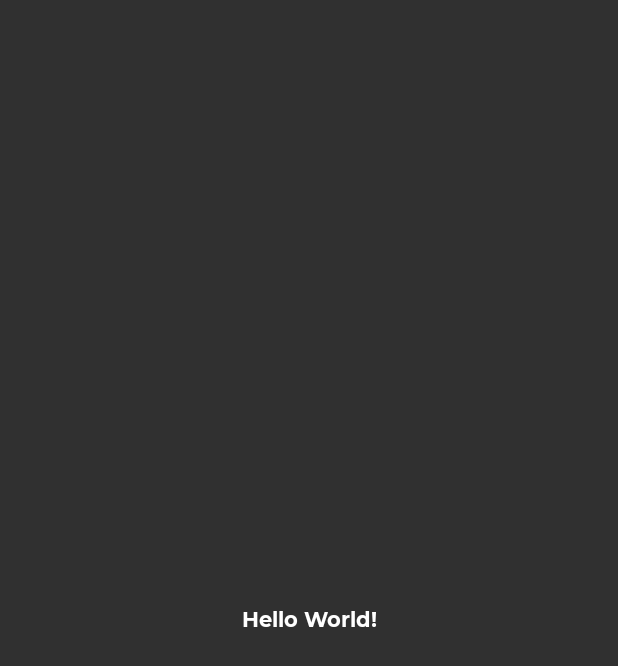
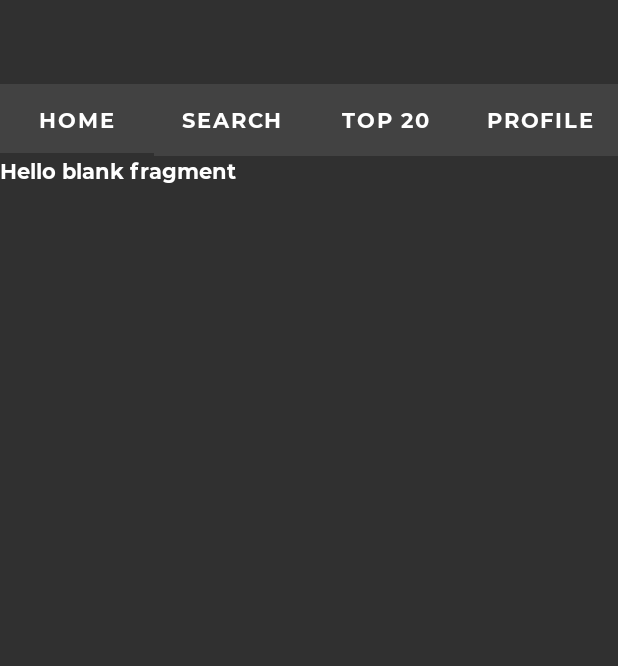
Before and after one commit to em4n0101/capstone-project, an Android app: the screen it shows after launch (MainActivity), on a phone screen of 412 x 824 dp. Before the commit the part shown is almost empty. Shown: the top 666 px of the screen. Run offline under Robolectric (Android 15) with nearby library versions, the phone set to English and light mode, and no system bars.

Commit message:
(Code) Add basic pager adapter

```diff
--- a/app/src/main/AndroidManifest.xml
+++ b/app/src/main/AndroidManifest.xml
@@ -9,7 +9,7 @@
         android:roundIcon="@mipmap/ic_launcher_round"
         android:supportsRtl="true"
         android:theme="@style/AppTheme">
-        <activity android:name=".MainActivity">
+        <activity android:name=".view.main.MainActivity">
             <intent-filter>
                 <action android:name="android.intent.action.MAIN" />
 
--- /dev/null
+++ b/app/src/main/java/com/em4n0101/gamecollection/utils/DepthPageTransformer.kt
@@ -0,0 +1,46 @@
+package com.em4n0101.gamecollection.utils
+
+import android.view.View
+import androidx.viewpager.widget.ViewPager
+import kotlin.math.abs
+
+class DepthPageTransformer : ViewPager.PageTransformer {
+    override fun transformPage(view: View, position: Float) {
+        view.apply {
+            val pageWidth = width
+            when {
+                position < -1 -> { // [-Infinity,-1)
+                    // This page is way off-screen to the left.
+                    alpha = 0f
+                }
+                position <= 0 -> { // [-1,0]
+                    // Use the default slide transition when moving to the left page
+                    alpha = 1f
+                    translationX = 0f
+                    scaleX = 1f
+                    scaleY = 1f
+                }
+                position <= 1 -> { // (0,1]
+                    // Fade the page out.
+                    alpha = 1 - position
+
+                    // Counteract the default slide transition
+                    translationX = pageWidth * -position
+
+                    // Scale the page down (between MIN_SCALE and 1)
+                    val scaleFactor = (MIN_SCALE + (1 - MIN_SCALE) * (1 - abs(position)))
+                    scaleX = scaleFactor
+                    scaleY = scaleFactor
+                }
+                else -> { // (1,+Infinity]
+                    // This page is way off-screen to the right.
+                    alpha = 0f
+                }
+            }
+        }
+    }
+
+    companion object {
+        private const val MIN_SCALE = 0.75f
+    }
+}
--- /dev/null
+++ b/app/src/main/java/com/em4n0101/gamecollection/view/home/HomeFragment.kt
@@ -0,0 +1,19 @@
+package com.em4n0101.gamecollection.view.home
+
+import android.os.Bundle
+import androidx.fragment.app.Fragment
+import android.view.LayoutInflater
+import android.view.View
+import android.view.ViewGroup
+import com.em4n0101.gamecollection.R
+
+class HomeFragment : Fragment() {
+
+    override fun onCreateView(
+        inflater: LayoutInflater, container: ViewGroup?,
+        savedInstanceState: Bundle?
+    ): View? {
+        // Inflate the layout for this fragment
+        return inflater.inflate(R.layout.fragment_home, container, false)
+    }
+}
--- /dev/null
+++ b/app/src/main/java/com/em4n0101/gamecollection/view/main/MainActivity.kt
@@ -0,0 +1,23 @@
+package com.em4n0101.gamecollection.view.main
+
+import androidx.appcompat.app.AppCompatActivity
+import android.os.Bundle
+import com.em4n0101.gamecollection.R
+import com.em4n0101.gamecollection.utils.DepthPageTransformer
+import kotlinx.android.synthetic.main.activity_main.*
+
+class MainActivity : AppCompatActivity() {
+    private val pagerAdapter by lazy { MainPagerAdapter(supportFragmentManager) }
+
+    override fun onCreate(savedInstanceState: Bundle?) {
+        super.onCreate(savedInstanceState)
+        setContentView(R.layout.activity_main)
+        initUi()
+    }
+
+    private fun initUi() {
+        tabs.setupWithViewPager(fragmentPager)
+        fragmentPager.adapter = pagerAdapter
+        fragmentPager.setPageTransformer(true, DepthPageTransformer())
+    }
+}
--- /dev/null
+++ b/app/src/main/java/com/em4n0101/gamecollection/view/main/MainPagerAdapter.kt
@@ -0,0 +1,30 @@
+package com.em4n0101.gamecollection.view.main
+
+import androidx.fragment.app.Fragment
+import androidx.fragment.app.FragmentManager
+import androidx.fragment.app.FragmentPagerAdapter
+import com.em4n0101.gamecollection.view.home.HomeFragment
+import com.em4n0101.gamecollection.view.profile.ProfileFragment
+import com.em4n0101.gamecollection.view.search.SearchFragment
+import com.em4n0101.gamecollection.view.topgames.TopGamesFragment
+
+class MainPagerAdapter(fragmentManager: FragmentManager) :
+    FragmentPagerAdapter(fragmentManager, BEHAVIOR_RESUME_ONLY_CURRENT_FRAGMENT) {
+
+    private val fragments = listOf(
+        HomeFragment(),
+        SearchFragment(),
+        TopGamesFragment(),
+        ProfileFragment()
+    )
+    private val titles = listOf(
+        "Home",
+        "Search",
+        "Top 20",
+        "Profile"
+    )
+
+    override fun getCount(): Int = fragments.size
+    override fun getItem(position: Int): Fragment = fragments[position]
+    override fun getPageTitle(position: Int): CharSequence? = titles[position]
+}
--- /dev/null
+++ b/app/src/main/java/com/em4n0101/gamecollection/view/profile/ProfileFragment.kt
@@ -0,0 +1,60 @@
+package com.em4n0101.gamecollection.view.profile
+
+import android.os.Bundle
+import androidx.fragment.app.Fragment
+import android.view.LayoutInflater
+import android.view.View
+import android.view.ViewGroup
+import com.em4n0101.gamecollection.R
+
+// TODO: Rename parameter arguments, choose names that match
+// the fragment initialization parameters, e.g. ARG_ITEM_NUMBER
+private const val ARG_PARAM1 = "param1"
+private const val ARG_PARAM2 = "param2"
+
+/**
+ * A simple [Fragment] subclass.
+ * Use the [ProfileFragment.newInstance] factory method to
+ * create an instance of this fragment.
+ */
+class ProfileFragment : Fragment() {
+    // TODO: Rename and change types of parameters
+    private var param1: String? = null
+    private var param2: String? = null
+
+    override fun onCreate(savedInstanceState: Bundle?) {
+        super.onCreate(savedInstanceState)
+        arguments?.let {
+            param1 = it.getString(ARG_PARAM1)
+            param2 = it.getString(ARG_PARAM2)
+        }
+    }
+
+    override fun onCreateView(
+        inflater: LayoutInflater, container: ViewGroup?,
+        savedInstanceState: Bundle?
+    ): View? {
+        // Inflate the layout for this fragment
+        return inflater.inflate(R.layout.fragment_profile, container, false)
+    }
+
+    companion object {
+        /**
+         * Use this factory method to create a new instance of
+         * this fragment using the provided parameters.
+         *
+         * @param param1 Parameter 1.
+         * @param param2 Parameter 2.
+         * @return A new instance of fragment ProfileFragment.
+         */
+        // TODO: Rename and change types and number of parameters
+        @JvmStatic
+        fun newInstance(param1: String, param2: String) =
+            ProfileFragment().apply {
+                arguments = Bundle().apply {
+                    putString(ARG_PARAM1, param1)
+                    putString(ARG_PARAM2, param2)
+                }
+            }
+    }
+}
--- /dev/null
+++ b/app/src/main/java/com/em4n0101/gamecollection/view/search/SearchFragment.kt
@@ -0,0 +1,60 @@
+package com.em4n0101.gamecollection.view.search
+
+import android.os.Bundle
+import androidx.fragment.app.Fragment
+import android.view.LayoutInflater
+import android.view.View
+import android.view.ViewGroup
+import com.em4n0101.gamecollection.R
+
+// TODO: Rename parameter arguments, choose names that match
+// the fragment initialization parameters, e.g. ARG_ITEM_NUMBER
+private const val ARG_PARAM1 = "param1"
+private const val ARG_PARAM2 = "param2"
+
+/**
+ * A simple [Fragment] subclass.
+ * Use the [SearchFragment.newInstance] factory method to
+ * create an instance of this fragment.
+ */
+class SearchFragment : Fragment() {
+    // TODO: Rename and change types of parameters
+    private var param1: String? = null
+    private var param2: String? = null
+
+    override fun onCreate(savedInstanceState: Bundle?) {
+        super.onCreate(savedInstanceState)
+        arguments?.let {
+            param1 = it.getString(ARG_PARAM1)
+            param2 = it.getString(ARG_PARAM2)
+        }
+    }
+
+    override fun onCreateView(
+        inflater: LayoutInflater, container: ViewGroup?,
+        savedInstanceState: Bundle?
+    ): View? {
+        // Inflate the layout for this fragment
+        return inflater.inflate(R.layout.fragment_search, container, false)
+    }
+
+    companion object {
+        /**
+         * Use this factory method to create a new instance of
+         * this fragment using the provided parameters.
+         *
+         * @param param1 Parameter 1.
+         * @param param2 Parameter 2.
+         * @return A new instance of fragment SearchFragment.
+         */
+        // TODO: Rename and change types and number of parameters
+        @JvmStatic
+        fun newInstance(param1: String, param2: String) =
+            SearchFragment().apply {
+                arguments = Bundle().apply {
+                    putString(ARG_PARAM1, param1)
+                    putString(ARG_PARAM2, param2)
+                }
+            }
+    }
+}
--- /dev/null
+++ b/app/src/main/java/com/em4n0101/gamecollection/view/topgames/TopGamesFragment.kt
@@ -0,0 +1,60 @@
+package com.em4n0101.gamecollection.view.topgames
+
+import android.os.Bundle
+import androidx.fragment.app.Fragment
+import android.view.LayoutInflater
+import android.view.View
+import android.view.ViewGroup
+import com.em4n0101.gamecollection.R
+
+// TODO: Rename parameter arguments, choose names that match
+// the fragment initialization parameters, e.g. ARG_ITEM_NUMBER
+private const val ARG_PARAM1 = "param1"
+private const val ARG_PARAM2 = "param2"
+
+/**
+ * A simple [Fragment] subclass.
+ * Use the [TopGamesFragment.newInstance] factory method to
+ * create an instance of this fragment.
+ */
+class TopGamesFragment : Fragment() {
+    // TODO: Rename and change types of parameters
+    private var param1: String? = null
+    private var param2: String? = null
+
+    override fun onCreate(savedInstanceState: Bundle?) {
+        super.onCreate(savedInstanceState)
+        arguments?.let {
+            param1 = it.getString(ARG_PARAM1)
+            param2 = it.getString(ARG_PARAM2)
+        }
+    }
+
+    override fun onCreateView(
+        inflater: LayoutInflater, container: ViewGroup?,
+        savedInstanceState: Bundle?
+    ): View? {
+        // Inflate the layout for this fragment
+        return inflater.inflate(R.layout.fragment_top_games, container, false)
+    }
+
+    companion object {
+        /**
+         * Use this factory method to create a new instance of
+         * this fragment using the provided parameters.
+         *
+         * @param param1 Parameter 1.
+         * @param param2 Parameter 2.
+         * @return A new instance of fragment TopGamesFragment.
+         */
+        // TODO: Rename and change types and number of parameters
+        @JvmStatic
+        fun newInstance(param1: String, param2: String) =
+            TopGamesFragment().apply {
+                arguments = Bundle().apply {
+                    putString(ARG_PARAM1, param1)
+                    putString(ARG_PARAM2, param2)
+                }
+            }
+    }
+}
--- a/app/src/main/res/layout/activity_main.xml
+++ b/app/src/main/res/layout/activity_main.xml
@@ -4,15 +4,36 @@
     xmlns:tools="http://schemas.android.com/tools"
     android:layout_width="match_parent"
     android:layout_height="match_parent"
-    tools:context=".MainActivity">
+    tools:context=".view.main.MainActivity">
 
-    <TextView
-        android:layout_width="wrap_content"
+    <androidx.appcompat.widget.Toolbar
+        android:id="@+id/toolbar"
+        android:layout_width="match_parent"
         android:layout_height="wrap_content"
-        android:text="Hello World!"
+        android:background="?attr/colorPrimary"
+        android:minHeight="?attr/actionBarSize"
+        android:theme="@style/Widget.AppCompat.ActionBar"
+        app:layout_constraintEnd_toEndOf="parent"
+        app:layout_constraintStart_toStartOf="parent"
+        app:layout_constraintTop_toTopOf="parent"
+        app:titleTextColor="@color/white" />
+
+    <androidx.viewpager.widget.ViewPager
+        android:id="@+id/fragmentPager"
+        android:layout_width="0dp"
+        android:layout_height="0dp"
+        android:background="@color/primaryColor"
         app:layout_constraintBottom_toBottomOf="parent"
         app:layout_constraintLeft_toLeftOf="parent"
         app:layout_constraintRight_toRightOf="parent"
-        app:layout_constraintTop_toTopOf="parent" />
+        app:layout_constraintTop_toBottomOf="@+id/toolbar">
+
+        <com.google.android.material.tabs.TabLayout
+            android:id="@+id/tabs"
+            android:layout_width="match_parent"
+            android:layout_height="wrap_content"
+            android:background="@color/primaryLightColor"
+            app:tabTextColor="@color/white" />
+    </androidx.viewpager.widget.ViewPager>
 
 </androidx.constraintlayout.widget.ConstraintLayout>
--- /dev/null
+++ b/app/src/main/res/layout/fragment_home.xml
@@ -0,0 +1,14 @@
+<?xml version="1.0" encoding="utf-8"?>
+<FrameLayout xmlns:android="http://schemas.android.com/apk/res/android"
+    xmlns:tools="http://schemas.android.com/tools"
+    android:layout_width="match_parent"
+    android:layout_height="match_parent"
+    tools:context=".view.home.HomeFragment">
+
+    <!-- TODO: Update blank fragment layout -->
+    <TextView
+        android:layout_width="match_parent"
+        android:layout_height="match_parent"
+        android:text="@string/hello_blank_fragment" />
+
+</FrameLayout>
```
Also changed, not shown: app/src/main/java/com/em4n0101/gamecollection/MainActivity.kt (deleted, +0 -11 lines), app/src/main/res/layout/fragment_profile.xml (added, +14 -0 lines), app/src/main/res/layout/fragment_search.xml (added, +14 -0 lines), app/src/main/res/layout/fragment_top_games.xml (added, +14 -0 lines).
